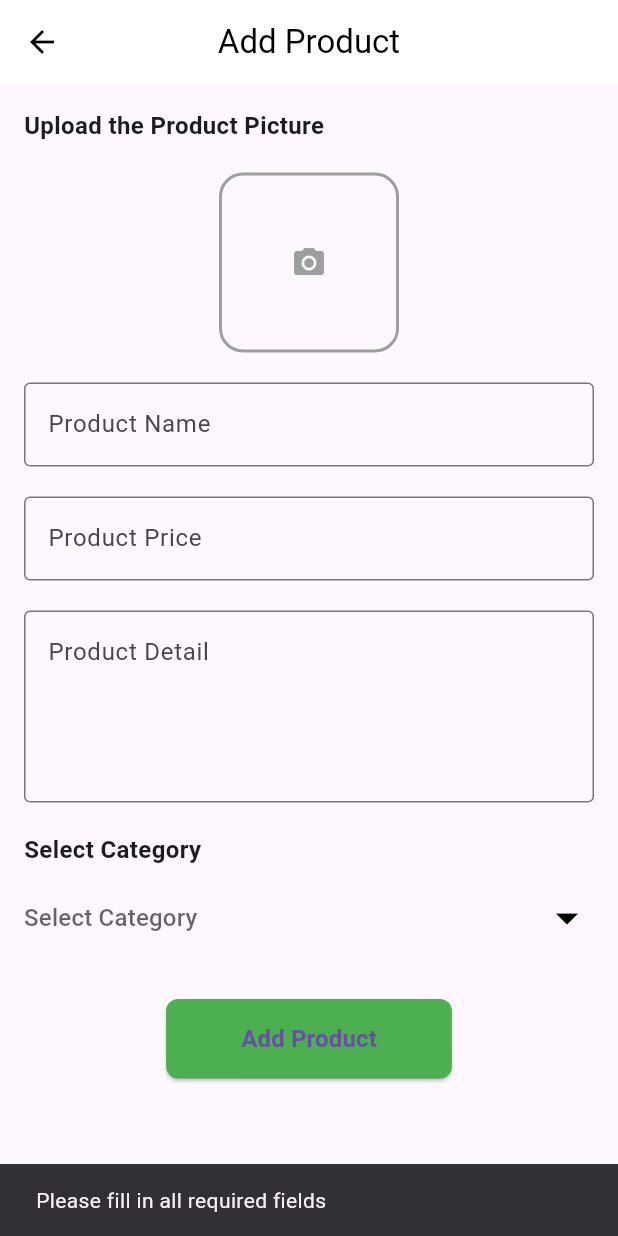
After one commit to janaelmorshedy20/Smart-Grocery-Mobile-App, a Flutter app: the AddProductScreen screen opened by its route, after a tap on "Add Product", on a phone screen of 412 x 824 dp. The commit adds this screen. Run offline on Flutter 3.47's test engine with Material 3 defaults, Android fonts, the phone set to English and light mode, and no system bars; our stand-ins replace cloud_firestore, firebase_core; accounts and stored records are empty.

Commit message:
add Product screen

```diff
--- /dev/null
+++ b/lib/addProduct.dart
@@ -0,0 +1,224 @@
+import 'package:flutter/material.dart';
+import 'package:cloud_firestore/cloud_firestore.dart';
+import 'models/Product.dart';
+import 'models/Category.dart';
+
+class AddProductScreen extends StatefulWidget {
+  const AddProductScreen({super.key});
+
+  @override
+  State<AddProductScreen> createState() => _AddProductScreenState();
+}
+
+class _AddProductScreenState extends State<AddProductScreen> {
+  final TextEditingController _nameController = TextEditingController();
+  final TextEditingController _priceController = TextEditingController();
+  final TextEditingController _detailController = TextEditingController();
+  Category? _selectedCategory;
+  bool _isLoading = false;
+
+  List<Category> _categories = [];
+
+  @override
+  void initState() {
+    super.initState();
+    _getCategories();
+  }
+
+  Future<void> _getCategories() async {
+    try {
+      final snapshot = await FirebaseFirestore.instance.collection('categories').get();
+
+      setState(() {
+        _categories = snapshot.docs
+            .map((doc) => Category.fromMap(doc.data())) // Assuming Category has a fromMap method
+            .toList();
+      });
+    } catch (e) {
+      ScaffoldMessenger.of(context).showSnackBar(
+        SnackBar(content: Text('Error loading categories: $e')),
+      );
+    }
+  }
+
+  // Method to add product to Firestore
+  Future<void> addProductToFirebase() async {
+    if (_nameController.text.isEmpty ||
+        _priceController.text.isEmpty ||
+        _selectedCategory == null) {
+      ScaffoldMessenger.of(context).showSnackBar(
+        const SnackBar(content: Text("Please fill in all required fields")),
+      );
+      return;
+    }
+
+    setState(() {
+      _isLoading = true;
+    });
+
+    try {
+      final product = Product(
+        id: '',  // You can use an auto-generated ID or leave it blank for Firestore to generate one
+        name: _nameController.text,
+        price: double.tryParse(_priceController.text) ?? 0.0,
+        detail: _detailController.text,
+        category: _selectedCategory!,  // Category selected by the user
+        // createdAt: Timestamp.now(),
+      );
+
+      // Add product data to Firestore
+      await FirebaseFirestore.instance
+          .collection('products')
+          .add(product.toMap());
+
+      // Show success message
+      ScaffoldMessenger.of(context).showSnackBar(
+        const SnackBar(content: Text('Product added successfully!')),
+      );
+
+      // Clear fields after successful addition
+      _nameController.clear();
+      _priceController.clear();
+      _detailController.clear();
+      setState(() {
+        _selectedCategory = null;
+      });
+    } catch (e) {
+      ScaffoldMessenger.of(context).showSnackBar(
+        SnackBar(content: Text('Error adding product: $e')),
+      );
+    } finally {
+      setState(() {
+        _isLoading = false;
+      });
+    }
+  }
+
+  @override
+  Widget build(BuildContext context) {
+    return Scaffold(
+      appBar: AppBar(
+        title: const Text(
+          'Add Product',
+          style: TextStyle(color: Colors.black),
+        ),
+        centerTitle: true,
+        backgroundColor: Colors.white,
+        elevation: 0,
+        leading: IconButton(
+          icon: const Icon(Icons.arrow_back, color: Colors.black),
+          onPressed: () {
+            Navigator.pop(context);
+          },
+        ),
+      ),
+      body: ListView(
+        padding: const EdgeInsets.all(16.0),
+        children: [
+          const Text(
+            "Upload the Product Picture",
+            style: TextStyle(fontSize: 16, fontWeight: FontWeight.bold),
+          ),
+          const SizedBox(height: 20),
+          GestureDetector(
+            onTap: () {
+              // Add your image picker logic here
+              print("Image upload tapped");
+            },
+            child: Center(
+              child: Container(
+                width: 120,
+                height: 120,
+                decoration: BoxDecoration(
+                  border: Border.all(color: Colors.grey, width: 2),
+                  borderRadius: BorderRadius.circular(16),
+                ),
+                child: const Icon(
+                  Icons.photo_camera,
+                  color: Colors.grey,
+                ),
+              ),
+            ),
+          ),
+          const SizedBox(height: 20),
+          TextField(
+            controller: _nameController,
+            decoration: const InputDecoration(
+              labelText: "Product Name",
+              border: OutlineInputBorder(),
+            ),
+          ),
+          const SizedBox(height: 20),
+          TextField(
+            controller: _priceController,
+            keyboardType: TextInputType.number,
+            decoration: const InputDecoration(
+              suffixText: 'EGP',
+              labelText: "Product Price",
+              border: OutlineInputBorder(),
+            ),
+          ),
+          const SizedBox(height: 20),
+          TextField(
+            controller: _detailController,
+            maxLines: 4,
+            decoration: const InputDecoration(
+              labelText: "Product Detail",
+              alignLabelWithHint: true,
+              border: OutlineInputBorder(),
+            ),
+          ),
+          const SizedBox(height: 20),
+          const Text(
+            "Select Category",
+            style: TextStyle(fontSize: 16, fontWeight: FontWeight.bold),
+          ),
+          const SizedBox(height: 10),
+          DropdownButtonHideUnderline(
+            child: DropdownButton<Category>(
+              value: _selectedCategory,
+              items: _categories
+                  .map(
+                    (category) => DropdownMenuItem(
+                      value: category,
+                      child: Text(category.name),
+                    ),
+                  )
+                  .toList(),
+              onChanged: (value) {
+                setState(() {
+                  _selectedCategory = value;
+                });
+              },
+              dropdownColor: Colors.white,
+              hint: const Text("Select Category"),
+              iconSize: 36,
+              icon: const Icon(
+                Icons.arrow_drop_down,
+                color: Colors.black,
+              ),
+            ),
+          ),
+          const SizedBox(height: 30),
+          // Add Product Button
+          Center(
+            child: ElevatedButton(
+              style: ElevatedButton.styleFrom(
+                padding: const EdgeInsets.symmetric(horizontal: 50, vertical: 15),
+                backgroundColor: Colors.green,
+                shape: RoundedRectangleBorder(
+                  borderRadius: BorderRadius.circular(8),
+                ),
+              ),
+              onPressed: addProductToFirebase,
+              child: const Text(
+                "Add Product",
+                style: TextStyle(fontSize: 16, fontWeight: FontWeight.bold),
+              ),
+            ),
+          ),
+        ],
+      ),
+    );
+  }
+}
--- a/lib/main.dart
+++ b/lib/main.dart
@@ -8,6 +8,7 @@ import 'Login2.dart';
 import 'CategoryScreen.dart';
 import 'ProductsScreen.dart';
 import 'ProductDetailsScreen.dart';
+import 'addProduct.dart';
 
 void main() async{
   WidgetsFlutterBinding.ensureInitialized();
@@ -34,10 +35,7 @@ class MyApp extends StatelessWidget {
         '/categories': (context) => const  CategoryScreen(),
         '/products': (context) => const  ProductsScreen(),
         '/productDetails': (context) => const ProductDetailsScreen(productId: 'wCHMHvZQ2GhBdP7c5oaw'),
-        // '/welcome': (context) => const  WelcomeScreen(),
-        // '/welcome': (context) => const  WelcomeScreen(),
-        // '/welcome': (context) => const  WelcomeScreen(),
-
+        '/addProduct': (context) => const  AddProductScreen(),
 
 
 
```
